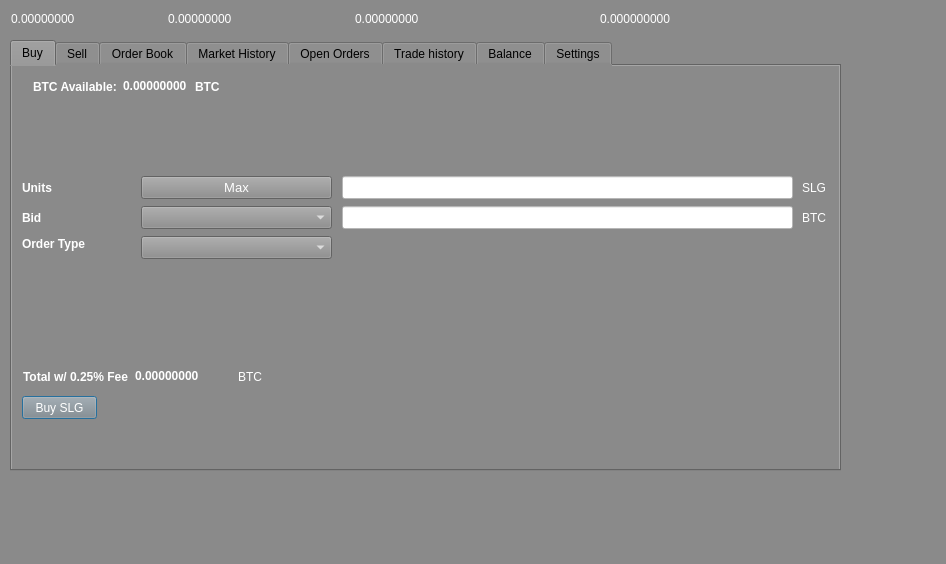
First picture: the form in src/qt/forms/tradingdialog.ui, repository Sterlingcoin/Sterlingcoin-1.6.2.0-Release, before the edit.
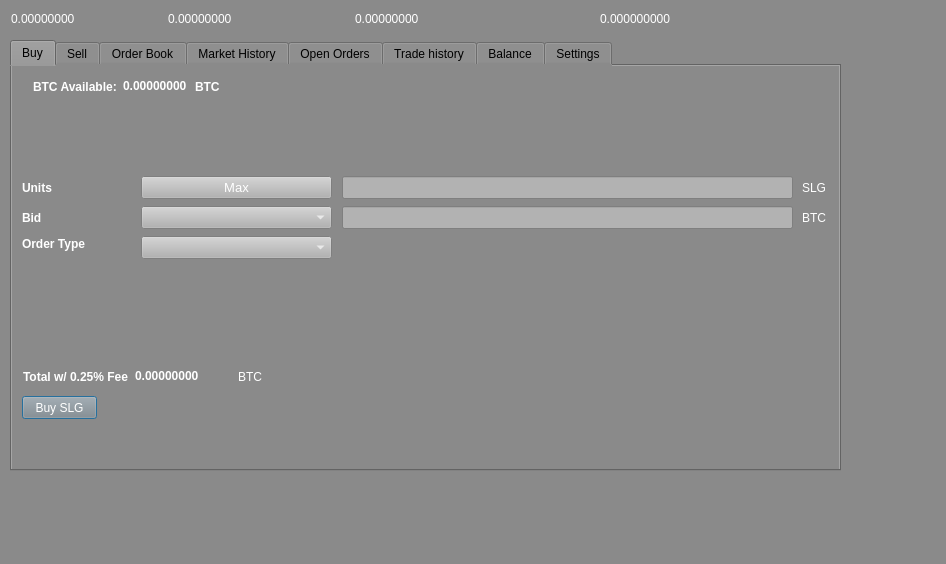
Second picture: the form after the edit. The open tabs and pages were chosen to show the change. Icons and pictures are not drawn.

What changed in the file:
```diff
--- a/src/qt/forms/tradingdialog.ui
+++ b/src/qt/forms/tradingdialog.ui
@@ -613,27 +613,27 @@
         <colorrole role="Button">
          <brush brushstyle="SolidPattern">
           <color alpha="255">
-           <red>255</red>
-           <green>255</green>
-           <blue>255</blue>
+           <red>178</red>
+           <green>178</green>
+           <blue>178</blue>
           </color>
          </brush>
         </colorrole>
         <colorrole role="Base">
          <brush brushstyle="SolidPattern">
           <color alpha="255">
-           <red>255</red>
-           <green>255</green>
-           <blue>255</blue>
+           <red>178</red>
+           <green>178</green>
+           <blue>178</blue>
           </color>
          </brush>
         </colorrole>
         <colorrole role="Window">
          <brush brushstyle="SolidPattern">
           <color alpha="255">
-           <red>255</red>
-           <green>255</green>
-           <blue>255</blue>
+           <red>178</red>
+           <green>178</green>
+           <blue>178</blue>
           </color>
          </brush>
         </colorrole>
@@ -642,27 +642,27 @@
         <colorrole role="Button">
          <brush brushstyle="SolidPattern">
           <color alpha="255">
-           <red>255</red>
-           <green>255</green>
-           <blue>255</blue>
+           <red>178</red>
+           <green>178</green>
+           <blue>178</blue>
           </color>
          </brush>
         </colorrole>
         <colorrole role="Base">
          <brush brushstyle="SolidPattern">
           <color alpha="255">
-           <red>255</red>
-           <green>255</green>
-           <blue>255</blue>
+           <red>178</red>
+           <green>178</green>
+           <blue>178</blue>
           </color>
          </brush>
         </colorrole>
         <colorrole role="Window">
          <brush brushstyle="SolidPattern">
           <color alpha="255">
-           <red>255</red>
-           <green>255</green>
-           <blue>255</blue>
+           <red>178</red>
+           <green>178</green>
+           <blue>178</blue>
           </color>
          </brush>
         </colorrole>
@@ -671,27 +671,27 @@
         <colorrole role="Button">
          <brush brushstyle="SolidPattern">
           <color alpha="255">
-           <red>255</red>
-           <green>255</green>
-           <blue>255</blue>
+           <red>178</red>
+           <green>178</green>
+           <blue>178</blue>
           </color>
          </brush>
         </colorrole>
         <colorrole role="Base">
          <brush brushstyle="SolidPattern">
           <color alpha="255">
-           <red>255</red>
-           <green>255</green>
-           <blue>255</blue>
+           <red>178</red>
+           <green>178</green>
+           <blue>178</blue>
           </color>
          </brush>
         </colorrole>
         <colorrole role="Window">
          <brush brushstyle="SolidPattern">
           <color alpha="255">
-           <red>255</red>
-           <green>255</green>
-           <blue>255</blue>
+           <red>178</red>
+           <green>178</green>
+           <blue>178</blue>
           </color>
          </brush>
         </colorrole>
@@ -706,7 +706,7 @@
       </font>
      </property>
      <property name="styleSheet">
-      <string notr="true">background-color: rgb(255, 255, 255);</string>
+      <string notr="true">background-color: rgb(178, 178, 178);</string>
      </property>
     </widget>
     <widget class="QLineEdit" name="BuyBidPriceEdit">
@@ -724,27 +724,27 @@
         <colorrole role="Button">
          <brush brushstyle="SolidPattern">
           <color alpha="255">
-           <red>255</red>
-           <green>255</green>
-           <blue>255</blue>
+           <red>178</red>
+           <green>178</green>
+           <blue>178</blue>
           </color>
          </brush>
         </colorrole>
         <colorrole role="Base">
          <brush brushstyle="SolidPattern">
           <color alpha="255">
-           <red>255</red>
-           <green>255</green>
-           <blue>255</blue>
+           <red>178</red>
+           <green>178</green>
+           <blue>178</blue>
           </color>
          </brush>
         </colorrole>
         <colorrole role="Window">
          <brush brushstyle="SolidPattern">
           <color alpha="255">
-           <red>255</red>
-           <green>255</green>
-           <blue>255</blue>
+           <red>178</red>
+           <green>178</green>
+           <blue>178</blue>
           </color>
          </brush>
         </colorrole>
@@ -753,27 +753,27 @@
         <colorrole role="Button">
          <brush brushstyle="SolidPattern">
           <color alpha="255">
-           <red>255</red>
-           <green>255</green>
-           <blue>255</blue>
+           <red>178</red>
+           <green>178</green>
+           <blue>178</blue>
           </color>
          </brush>
         </colorrole>
         <colorrole role="Base">
          <brush brushstyle="SolidPattern">
           <color alpha="255">
-           <red>255</red>
-           <green>255</green>
-           <blue>255</blue>
+           <red>178</red>
+           <green>178</green>
+           <blue>178</blue>
           </color>
          </brush>
         </colorrole>
         <colorrole role="Window">
          <brush brushstyle="SolidPattern">
           <color alpha="255">
-           <red>255</red>
-           <green>255</green>
-           <blue>255</blue>
+           <red>178</red>
+           <green>178</green>
+           <blue>178</blue>
           </color>
          </brush>
         </colorrole>
@@ -782,27 +782,27 @@
         <colorrole role="Button">
          <brush brushstyle="SolidPattern">
           <color alpha="255">
-           <red>255</red>
-           <green>255</green>
-           <blue>255</blue>
+           <red>178</red>
+           <green>178</green>
+           <blue>178</blue>
           </color>
          </brush>
         </colorrole>
         <colorrole role="Base">
          <brush brushstyle="SolidPattern">
           <color alpha="255">
-           <red>255</red>
-           <green>255</green>
-           <blue>255</blue>
+           <red>178</red>
+           <green>178</green>
+           <blue>178</blue>
           </color>
          </brush>
         </colorrole>
         <colorrole role="Window">
          <brush brushstyle="SolidPattern">
           <color alpha="255">
-           <red>255</red>
-           <green>255</green>
-           <blue>255</blue>
+           <red>178</red>
+           <green>178</green>
+           <blue>178</blue>
           </color>
          </brush>
         </colorrole>
@@ -817,7 +817,7 @@
       </font>
      </property>
      <property name="styleSheet">
-      <string notr="true">background-color: rgb(255, 255, 255);</string>
+      <string notr="true">background-color: rgb(178, 178, 178);</string>
      </property>
     </widget>
     <widget class="QLabel" name="label_4">
@@ -1812,9 +1812,9 @@
         <colorrole role="Button">
          <brush brushstyle="SolidPattern">
           <color alpha="255">
-           <red>138</red>
-           <green>138</green>
-           <blue>138</blue>
+           <red>178</red>
+           <green>178</green>
+           <blue>178</blue>
           </color>
          </brush>
         </colorrole>
@@ -1839,18 +1839,18 @@
         <colorrole role="Base">
          <brush brushstyle="SolidPattern">
           <color alpha="255">
-           <red>138</red>
-           <green>138</green>
-           <blue>138</blue>
+           <red>178</red>
+           <green>178</green>
+           <blue>178</blue>
           </color>
          </brush>
         </colorrole>
         <colorrole role="Window">
          <brush brushstyle="SolidPattern">
           <color alpha="255">
-           <red>138</red>
-           <green>138</green>
-           <blue>138</blue>
+           <red>178</red>
+           <green>178</green>
+           <blue>178</blue>
           </color>
          </brush>
         </colorrole>
@@ -1877,9 +1877,9 @@
         <colorrole role="Button">
          <brush brushstyle="SolidPattern">
           <color alpha="255">
-           <red>138</red>
-           <green>138</green>
-           <blue>138</blue>
+           <red>178</red>
+           <green>178</green>
+           <blue>178</blue>
           </color>
          </brush>
         </colorrole>
@@ -1904,18 +1904,18 @@
         <colorrole role="Base">
          <brush brushstyle="SolidPattern">
           <color alpha="255">
-           <red>138</red>
-           <green>138</green>
-           <blue>138</blue>
+           <red>178</red>
+           <green>178</green>
+           <blue>178</blue>
           </color>
          </brush>
         </colorrole>
         <colorrole role="Window">
          <brush brushstyle="SolidPattern">
           <color alpha="255">
-           <red>138</red>
-           <green>138</green>
-           <blue>138</blue>
+           <red>178</red>
+           <green>178</green>
+           <blue>178</blue>
           </color>
          </brush>
         </colorrole>
@@ -1942,9 +1942,9 @@
         <colorrole role="Button">
          <brush brushstyle="SolidPattern">
           <color alpha="255">
-           <red>138</red>
-           <green>138</green>
-           <blue>138</blue>
+           <red>178</red>
+           <green>178</green>
+           <blue>178</blue>
           </color>
          </brush>
         </colorrole>
@@ -1969,18 +1969,18 @@
         <colorrole role="Base">
          <brush brushstyle="SolidPattern">
           <color alpha="255">
-           <red>138</red>
-           <green>138</green>
-           <blue>138</blue>
+           <red>178</red>
+           <green>178</green>
+           <blue>178</blue>
           </color>
          </brush>
         </colorrole>
         <colorrole role="Window">
          <brush brushstyle="SolidPattern">
           <color alpha="255">
-           <red>138</red>
-           <green>138</green>
-           <blue>138</blue>
+           <red>178</red>
+           <green>178</green>
+           <blue>178</blue>
           </color>
          </brush>
         </colorrole>
@@ -2001,6 +2001,9 @@
        <pointsize>10</pointsize>
       </font>
      </property>
+     <property name="styleSheet">
+      <string notr="true">background-color: rgb(178, 178, 178);</string>
+     </property>
      <property name="text">
       <string>Max</string>
      </property>
@@ -2029,9 +2032,9 @@
         <colorrole role="Button">
          <brush brushstyle="SolidPattern">
           <color alpha="255">
-           <red>138</red>
-           <green>138</green>
-           <blue>138</blue>
+           <red>178</red>
+           <green>178</green>
+           <blue>178</blue>
           </color>
          </brush>
         </colorrole>
@@ -2056,18 +2059,18 @@
         <colorrole role="Base">
          <brush brushstyle="SolidPattern">
           <color alpha="255">
-           <red>138</red>
-           <green>138</green>
-           <blue>138</blue>
+           <red>178</red>
+           <green>178</green>
+           <blue>178</blue>
           </color>
          </brush>
         </colorrole>
         <colorrole role="Window">
          <brush brushstyle="SolidPattern">
           <color alpha="255">
-           <red>138</red>
-           <green>138</green>
-           <blue>138</blue>
+           <red>178</red>
+           <green>178</green>
+           <blue>178</blue>
           </color>
          </brush>
         </colorrole>
@@ -2094,9 +2097,9 @@
         <colorrole role="Button">
          <brush brushstyle="SolidPattern">
           <color alpha="255">
-           <red>138</red>
-           <green>138</green>
-           <blue>138</blue>
+           <red>178</red>
+           <green>178</green>
+           <blue>178</blue>
           </color>
          </brush>
         </colorrole>
@@ -2121,18 +2124,18 @@
         <colorrole role="Base">
          <brush brushstyle="SolidPattern">
           <color alpha="255">
-           <red>138</red>
-           <green>138</green>
-           <blue>138</blue>
+           <red>178</red>
+           <green>178</green>
+           <blue>178</blue>
           </color>
          </brush>
         </colorrole>
         <colorrole role="Window">
          <brush brushstyle="SolidPattern">
           <color alpha="255">
-           <red>138</red>
-           <green>138</green>
-           <blue>138</blue>
+           <red>178</red>
+           <green>178</green>
+           <blue>178</blue>
           </color>
          </brush>
         </colorrole>
@@ -2159,9 +2162,9 @@
         <colorrole role="Button">
          <brush brushstyle="SolidPattern">
           <color alpha="255">
-           <red>138</red>
-           <green>138</green>
-           <blue>138</blue>
+           <red>178</red>
+           <green>178</green>
+           <blue>178</blue>
           </color>
          </brush>
         </colorrole>
@@ -2186,18 +2189,18 @@
         <colorrole role="Base">
          <brush brushstyle="SolidPattern">
           <color alpha="255">
-           <red>138</red>
-           <green>138</green>
-           <blue>138</blue>
+           <red>178</red>
+           <green>178</green>
+           <blue>178</blue>
           </color>
          </brush>
         </colorrole>
         <colorrole role="Window">
          <brush brushstyle="SolidPattern">
           <color alpha="255">
-           <red>138</red>
-           <green>138</green>
-           <blue>138</blue>
+           <red>178</red>
+           <green>178</green>
+           <blue>178</blue>
           </color>
          </brush>
         </colorrole>
@@ -2218,6 +2221,9 @@
        <pointsize>10</pointsize>
       </font>
      </property>
+     <property name="styleSheet">
+      <string notr="true">background-color: rgb(178, 178, 178);</string>
+     </property>
     </widget>
     <widget class="QComboBox" name="buyOrdertypeCombo">
      <property name="geometry">
@@ -2243,9 +2249,9 @@
         <colorrole role="Button">
          <brush brushstyle="SolidPattern">
           <color alpha="255">
-           <red>138</red>
-           <green>138</green>
-           <blue>138</blue>
+           <red>178</red>
+           <green>178</green>
+           <blue>178</blue>
           </color>
          </brush>
         </colorrole>
@@ -2270,18 +2276,18 @@
         <colorrole role="Base">
          <brush brushstyle="SolidPattern">
           <color alpha="255">
-           <red>138</red>
-           <green>138</green>
-           <blue>138</blue>
+           <red>178</red>
+           <green>178</green>
+           <blue>178</blue>
           </color>
          </brush>
         </colorrole>
         <colorrole role="Window">
          <brush brushstyle="SolidPattern">
           <color alpha="255">
-           <red>138</red>
-           <green>138</green>
-           <blue>138</blue>
+           <red>178</red>
+           <green>178</green>
+           <blue>178</blue>
           </color>
          </brush>
         </colorrole>
@@ -2308,9 +2314,9 @@
         <colorrole role="Button">
          <brush brushstyle="SolidPattern">
           <color alpha="255">
-           <red>138</red>
-           <green>138</green>
-           <blue>138</blue>
+           <red>178</red>
+           <green>178</green>
+           <blue>178</blue>
           </color>
          </brush>
         </colorrole>
@@ -2335,18 +2341,18 @@
         <colorrole role="Base">
          <brush brushstyle="SolidPattern">
           <color alpha="255">
-           <red>138</red>
-           <green>138</green>
-           <blue>138</blue>
+           <red>178</red>
+           <green>178</green>
+           <blue>178</blue>
           </color>
          </brush>
         </colorrole>
         <colorrole role="Window">
          <brush brushstyle="SolidPattern">
           <color alpha="255">
-           <red>138</red>
-           <green>138</green>
-           <blue>138</blue>
+           <red>178</red>
+           <green>178</green>
+           <blue>178</blue>
           </color>
          </brush>
         </colorrole>
@@ -2373,9 +2379,9 @@
         <colorrole role="Button">
          <brush brushstyle="SolidPattern">
           <color alpha="255">
-           <red>138</red>
-           <green>138</green>
-           <blue>138</blue>
+           <red>178</red>
+           <green>178</green>
+           <blue>178</blue>
           </color>
          </brush>
         </colorrole>
@@ -2400,18 +2406,18 @@
         <colorrole role="Base">
          <brush brushstyle="SolidPattern">
           <color alpha="255">
-           <red>138</red>
-           <green>138</green>
-           <blue>138</blue>
+           <red>178</red>
+           <green>178</green>
+           <blue>178</blue>
           </color>
          </brush>
         </colorrole>
         <colorrole role="Window">
          <brush brushstyle="SolidPattern">
           <color alpha="255">
-           <red>138</red>
-           <green>138</green>
-           <blue>138</blue>
+           <red>178</red>
+           <green>178</green>
+           <blue>178</blue>
           </color>
          </brush>
         </colorrole>
@@ -2432,6 +2438,9 @@
        <pointsize>10</pointsize>
       </font>
      </property>
+     <property name="styleSheet">
+      <string notr="true">background-color: rgb(178, 178, 178);</string>
+     </property>
     </widget>
     <widget class="QWidget" name="layoutWidget">
      <property name="geometry">
```
Left out of the diff: 356 changed lines with no effect on the pictures.
